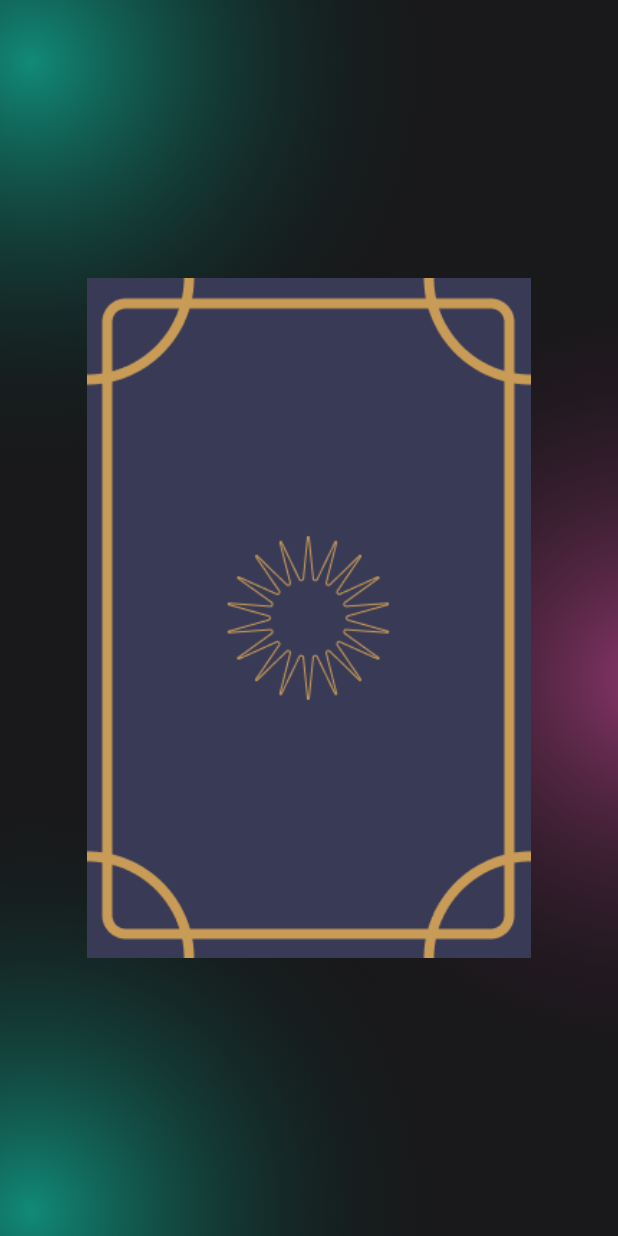
After one commit to abdulrahmanAshraf272/The_Top_Movies, a Flutter app: the RandomMovieScreen screen opened directly, on a phone screen of 412 x 824 dp. The commit adds this screen. Run offline on Flutter 3.47's test engine with Material 2 defaults, Android fonts, the phone set to English and light mode, and no system bars; our stand-ins replace auto_size_text, flutter_screenutil, flutter_svg.

Commit message:
random_movie ui screen done

```diff
--- a/lib/presentation_layer/screens/category_selected.dart/category_selected_screen.dart
+++ b/lib/presentation_layer/screens/category_selected.dart/category_selected_screen.dart
@@ -4,6 +4,7 @@ import 'package:the_top_movies/constants/my_colors.dart';
 import 'package:the_top_movies/presentation_layer/screens/all_categories/components/light_decoration.dart';
 import 'package:the_top_movies/presentation_layer/screens/category_selected.dart/components/random_button.dart';
 import 'package:the_top_movies/presentation_layer/screens/movie_details/movie_details_screen.dart';
+import 'package:the_top_movies/presentation_layer/screens/random_movie/random_movie_screen.dart';
 import 'package:the_top_movies/presentation_layer/widgets/arrow_back.dart';
 import 'package:the_top_movies/presentation_layer/widgets/top_title_header.dart';
 
@@ -41,7 +42,12 @@ class CategorySelected extends StatelessWidget {
               bottom: 15,
               right: 15,
               child: RandomButton(
-                press: () {},
+                press: () {
+                  Navigator.push(
+                      context,
+                      MaterialPageRoute(
+                          builder: (context) => RandomMovieScreen()));
+                },
               ))
         ],
       ),
--- /dev/null
+++ b/lib/presentation_layer/screens/random_movie/random_movie_screen.dart
@@ -0,0 +1,141 @@
+import 'dart:async';
+import 'dart:math';
+
+import 'package:flutter/material.dart';
+import 'package:flutter_screenutil/flutter_screenutil.dart';
+import 'package:the_top_movies/constants/my_colors.dart';
+import 'package:the_top_movies/presentation_layer/screens/all_categories/components/light_decoration.dart';
+
+class RandomMovieScreen extends StatefulWidget {
+  const RandomMovieScreen({super.key});
+
+  @override
+  State<RandomMovieScreen> createState() => _RandomMovieScreenState();
+}
+
+class _RandomMovieScreenState extends State<RandomMovieScreen> {
+  //declare the isBack bool
+  bool isBack = true;
+  double angle = 0;
+
+  void _flip() {
+    setState(() {
+      angle = (angle + pi) % (2 * pi);
+    });
+  }
+
+  @override
+  Widget build(BuildContext context) {
+    double screenHeight = MediaQuery.of(context).size.height;
+    double screenWidth = MediaQuery.of(context).size.width;
+    return Scaffold(
+      backgroundColor: MyColors.black,
+      body: Stack(
+        children: [
+          Positioned(
+              top: -screenHeight * 0.3,
+              left: -screenWidth * 0.65,
+              child: DecorationLight(
+                color: MyColors.green,
+              )),
+          Positioned(
+              top: screenHeight * 0.2,
+              right: -screenWidth * 0.75,
+              child: DecorationLight(
+                color: MyColors.pink,
+              )),
+          Positioned(
+              bottom: -screenHeight * 0.33,
+              left: -screenWidth * 0.65,
+              child: DecorationLight(
+                color: MyColors.green,
+              )),
+          Positioned.fill(
+            child: SafeArea(
+              child: Center(
+                child: Column(
+                  mainAxisAlignment: MainAxisAlignment.center,
+                  children: [
+                    //Now we will start making our Card
+                    //the principe is basic
+                    //we will create a container that will display the back face or the front face
+                    // and we will wrap it in a Transform widget
+                    //then we will make a tween animation for animating our card
+                    //now let's wrap our tween animation inside a gesture detector
+
+                    GestureDetector(
+                      onTap: _flip,
+                      child: TweenAnimationBuilder(
+                          tween: Tween<double>(begin: 0, end: angle),
+                          duration: Duration(seconds: 1),
+                          builder: (BuildContext context, double val, __) {
+                            //here we will change the isBack val so we can change the content of the card
+                            if (val >= (pi / 2)) {
+                              isBack = false;
+                            } else {
+                              isBack = true;
+                            }
+                            return (Transform(
+                              //let's make the card flip by it's center
+                              alignment: Alignment.center,
+                              transform: Matrix4.identity()
+                                ..setEntry(3, 2, 0.001)
+                                ..rotateY(val),
+                              child: Container(
+                                  width: 275.w,
+                                  height: 380.h,
+                                  child: isBack
+                                      ? Container(
+                                          decoration: BoxDecoration(
+                                            borderRadius:
+                                                BorderRadius.circular(10.0),
+                                            image: DecorationImage(
+                                              image: AssetImage(
+                                                  "assets/images/back.png"),
+                                            ),
+                                          ),
+                                        ) //if it's back we will display here
+                                      : Transform(
+                                          alignment: Alignment.center,
+                                          transform: Matrix4.identity()
+                                            ..rotateY(
+                                                pi), // it will flip horizontally the container
+                                          child: Container(
+                                            decoration: BoxDecoration(
+                                              borderRadius:
+                                                  BorderRadius.circular(10.0),
+                                              image: DecorationImage(
+                                                image: AssetImage(
+                                                    "assets/images/face.png"),
+                                              ),
+                                            ),
+                                            child: Center(
+                                              child: Container(
+                                                width: 255.w,
+                                                height: 365.h,
+                                                decoration: BoxDecoration(
+                                                    borderRadius:
+                                                        BorderRadius.circular(
+                                                            10),
+                                                    image: DecorationImage(
+                                                        image: AssetImage(
+                                                            'assets/images/large_cover.jpg'),
+                                                        fit: BoxFit.cover)),
+                                              ),
+                                            ),
+                                          ),
+                                        ) //else we will display it here,
+                                  ),
+                            ));
+                          }),
+                    )
+                  ],
+                ),
+              ),
+            ),
+          ),
+        ],
+      ),
+    );
+  }
+}
```
Also changed, not shown: assets/images/back.png (added), assets/images/face.png (added).
